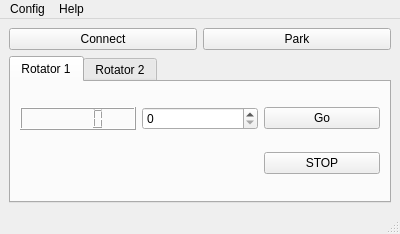
Above: mainwindow.ui from PianetaRadio/CatRotator before the change. Below: the same form after it.
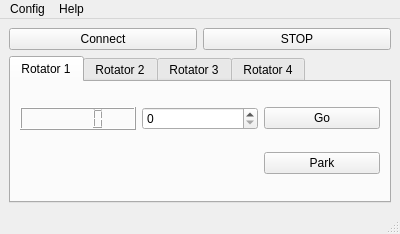
That is the form after the change.

Commit message: Working on multi rotators

The edit to the form file:
```diff
--- a/mainwindow.ui
+++ b/mainwindow.ui
@@ -25,13 +25,6 @@
       </property>
      </widget>
     </item>
-    <item row="0" column="1">
-     <widget class="QPushButton" name="pushButton_park">
-      <property name="text">
-       <string>Park</string>
-      </property>
-     </widget>
-    </item>
     <item row="3" column="0" colspan="2">
      <widget class="QTabWidget" name="tabWidget_rotator">
       <property name="enabled">
@@ -63,9 +56,9 @@
          <widget class="QLCDNumber" name="lcdNumber_posAz"/>
         </item>
         <item row="1" column="4">
-         <widget class="QPushButton" name="pushButton_stop">
+         <widget class="QPushButton" name="pushButton_park">
           <property name="text">
-           <string>STOP</string>
+           <string>Park</string>
           </property>
          </widget>
         </item>
@@ -76,6 +69,23 @@
         <string>Rotator 2</string>
        </attribute>
       </widget>
+      <widget class="QWidget" name="tab_3">
+       <attribute name="title">
+        <string>Rotator 3</string>
+       </attribute>
+      </widget>
+      <widget class="QWidget" name="tab_4">
+       <attribute name="title">
+        <string>Rotator 4</string>
+       </attribute>
+      </widget>
+     </widget>
+    </item>
+    <item row="0" column="1">
+     <widget class="QPushButton" name="pushButton_stop">
+      <property name="text">
+       <string>STOP</string>
+      </property>
      </widget>
     </item>
    </layout>
```
The commit also changes 1 other file.
